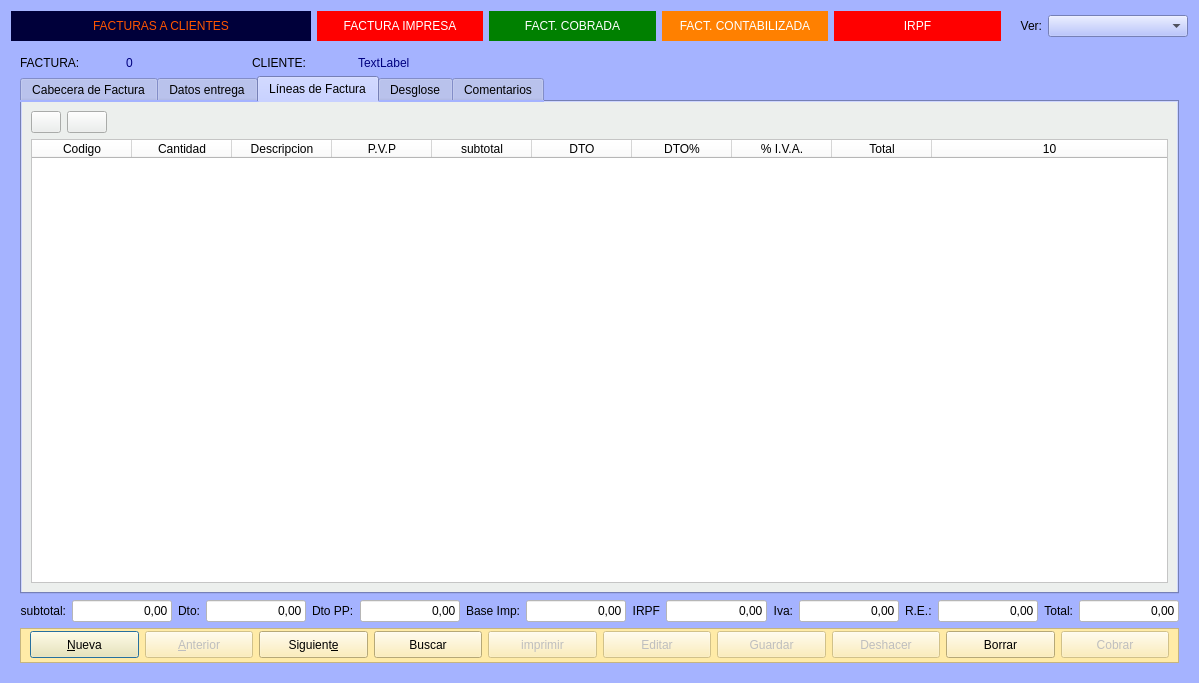
The window that Zona_Ventas/frmfacturas.ui (arcnexus/RedFoX) describes before a commit, drawn with Qt 5.
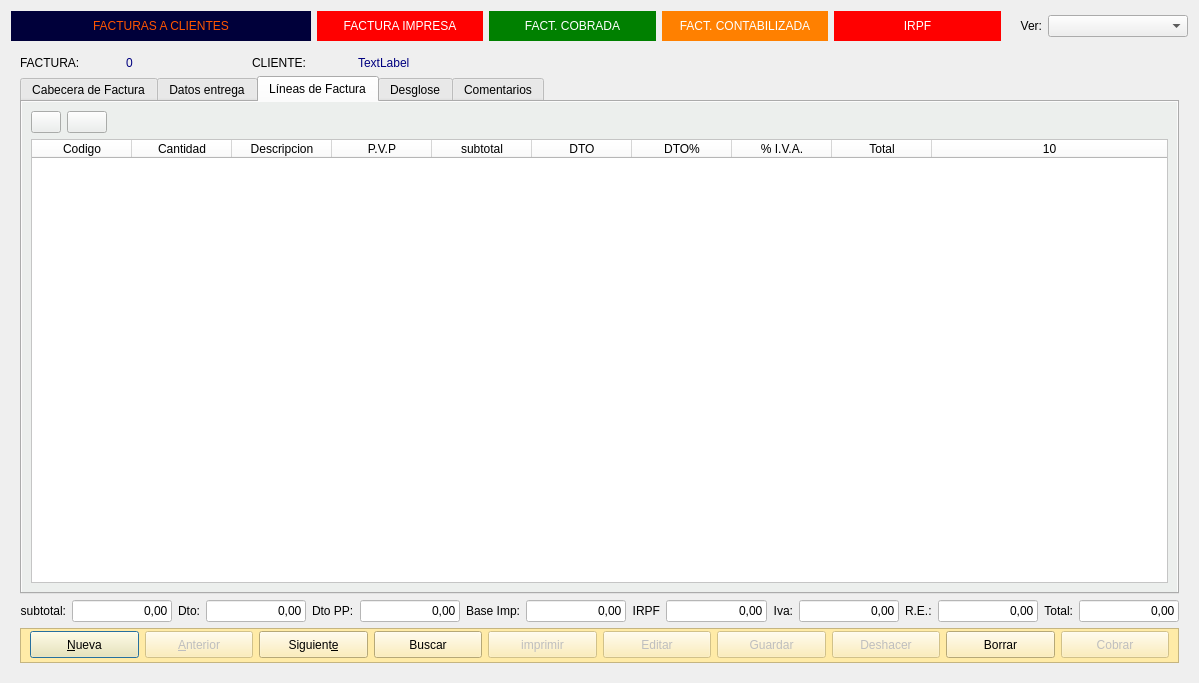
The same window after the commit. The open tabs and pages were chosen to show the change. Icons and pictures are not drawn.

Patch:
```diff
--- a/Zona_Ventas/frmfacturas.ui
+++ b/Zona_Ventas/frmfacturas.ui
@@ -23,9 +23,6 @@
    <iconset resource="../maya.qrc">
     <normaloff>:/Icons/PNG/NeuX.png</normaloff>:/Icons/PNG/NeuX.png</iconset>
   </property>
-  <property name="styleSheet">
-   <string notr="true">background-color: rgb(165, 179, 255);</string>
-  </property>
   <layout class="QGridLayout" name="gridLayout_12">
    <item row="0" column="0">
     <widget class="QLabel" name="label_36">
@@ -552,10 +549,6 @@
        </item>
        <item row="1" column="0" colspan="4">
         <widget class="QTabWidget" name="tabWidget_2">
-         <property name="styleSheet">
-          <string notr="true">QLineEdit { background-color: yellow }
-</string>
-         </property>
          <property name="currentIndex">
           <number>0</number>
          </property>
```
Left out of the diff: 4 changed lines with no effect on the pictures.
